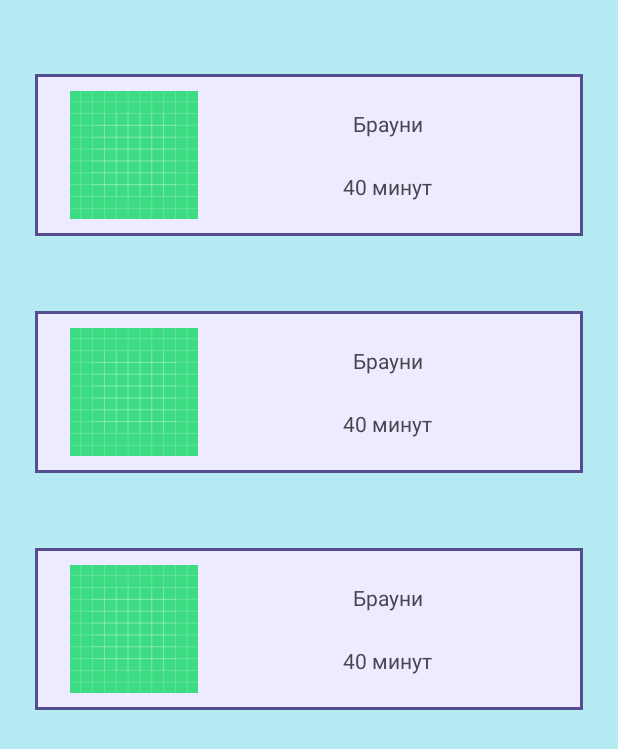
After one commit to Sug4chy/ReceipeApp, an Android app: the layout fragment_favorites.xml on its own in the app's theme, with its tools: preview values and no code run, on a phone screen of 412 x 824 dp. The commit adds this screen. Shown: the top 749 px of the screen. Run offline under Robolectric (Android 15) with nearby library versions, the phone set to English and light mode, and no system bars.

Commit message:
Начал верстать фрагмент с избранными рецептами

```diff
--- /dev/null
+++ b/app/src/main/res/drawable/fragment_favorites_bg.xml
@@ -0,0 +1,4 @@
+<?xml version="1.0" encoding="utf-8"?>
+<shape xmlns:android="http://schemas.android.com/apk/res/android">
+    <solid android:color="@color/primary_bg_color" />
+</shape>
--- a/app/src/main/res/drawable/popup_allergens_bg.xml
+++ b/app/src/main/res/drawable/popup_allergens_bg.xml
@@ -6,5 +6,5 @@
         android:width="1dp"
         android:color="@color/main_text_color" />
 
-    <solid android:color="@color/main_bg_color" />
+    <solid android:color="@color/secondary_bg_color" />
 </shape>
--- /dev/null
+++ b/app/src/main/res/drawable/viewholder_favorite_bg.xml
@@ -0,0 +1,7 @@
+<?xml version="1.0" encoding="utf-8"?>
+<shape xmlns:android="http://schemas.android.com/apk/res/android">
+    <solid android:color="@color/secondary_bg_color" />
+    <stroke
+        android:width="2.1dp"
+        android:color="@color/main_text_color" />
+</shape>
--- /dev/null
+++ b/app/src/main/res/layout/fragment_favorites.xml
@@ -0,0 +1,17 @@
+<?xml version="1.0" encoding="utf-8"?>
+<androidx.constraintlayout.widget.ConstraintLayout xmlns:android="http://schemas.android.com/apk/res/android"
+    xmlns:tools="http://schemas.android.com/tools"
+    android:layout_width="match_parent"
+    android:layout_height="match_parent"
+    android:background="@drawable/fragment_favorites_bg"
+    android:paddingHorizontal="23.2dp"
+    android:paddingVertical="49.6dp">
+
+    <androidx.recyclerview.widget.RecyclerView
+        android:id="@+id/favorites_list"
+        android:layout_width="match_parent"
+        android:layout_height="match_parent"
+        tools:itemCount="3"
+        tools:listitem="@layout/viewholder_favorite" />
+
+</androidx.constraintlayout.widget.ConstraintLayout>
--- /dev/null
+++ b/app/src/main/res/layout/viewholder_favorite.xml
@@ -0,0 +1,42 @@
+<?xml version="1.0" encoding="utf-8"?>
+<androidx.constraintlayout.widget.ConstraintLayout xmlns:android="http://schemas.android.com/apk/res/android"
+    xmlns:app="http://schemas.android.com/apk/res-auto"
+    xmlns:tools="http://schemas.android.com/tools"
+    android:layout_width="match_parent"
+    android:layout_height="wrap_content"
+    android:layout_marginBottom="50.2dp"
+    android:background="@drawable/viewholder_favorite_bg">
+
+    <ImageView
+        android:id="@+id/recipe_image"
+        android:layout_width="85.5dp"
+        android:layout_height="wrap_content"
+        android:layout_marginStart="23.2dp"
+        android:importantForAccessibility="no"
+        app:layout_constraintStart_toStartOf="parent"
+        app:layout_constraintTop_toTopOf="parent"
+        tools:src="@drawable/ic_launcher_background" />
+
+    <TextView
+        android:id="@+id/recipe_title"
+        android:layout_width="184.8dp"
+        android:layout_height="wrap_content"
+        android:layout_marginStart="33.7dp"
+        android:textAlignment="center"
+        app:layout_constraintBottom_toTopOf="@id/cooking_time"
+        app:layout_constraintStart_toEndOf="@id/recipe_image"
+        app:layout_constraintTop_toTopOf="parent"
+        tools:text="Брауни" />
+
+    <TextView
+        android:id="@+id/cooking_time"
+        android:layout_width="wrap_content"
+        android:layout_height="wrap_content"
+        android:layout_marginStart="33.7dp"
+        app:layout_constraintBottom_toBottomOf="parent"
+        app:layout_constraintEnd_toEndOf="@id/recipe_title"
+        app:layout_constraintStart_toEndOf="@id/recipe_image"
+        app:layout_constraintTop_toBottomOf="@id/recipe_title"
+        tools:text="40 минут" />
+
+</androidx.constraintlayout.widget.ConstraintLayout>
--- a/app/src/main/res/values/colors.xml
+++ b/app/src/main/res/values/colors.xml
@@ -3,6 +3,7 @@
     <color name="black">#FF000000</color>
     <color name="white">#FFFFFFFF</color>
     <color name="main_text_color">#FF544D8F</color>
-    <color name="main_bg_color">#FFECEBFF</color>
+    <color name="secondary_bg_color">#FFECEBFF</color>
+    <color name="primary_bg_color">#FFB7EBF4</color>
     <color name="hint_color">#FFAAAAAA</color>
 </resources>
```
Also changed, not shown: app/src/main/java/ru/sug4chy/receipe_app/data/database/entity/FavoriteRecipe.kt (added, +9 -0 lines), app/src/main/java/ru/sug4chy/receipe_app/ui/favorites/FavoritesFragment.kt (added, +11 -0 lines), app/src/main/java/ru/sug4chy/receipe_app/ui/favorites/FavoritesListAdapter.kt (added, +52 -0 lines).
